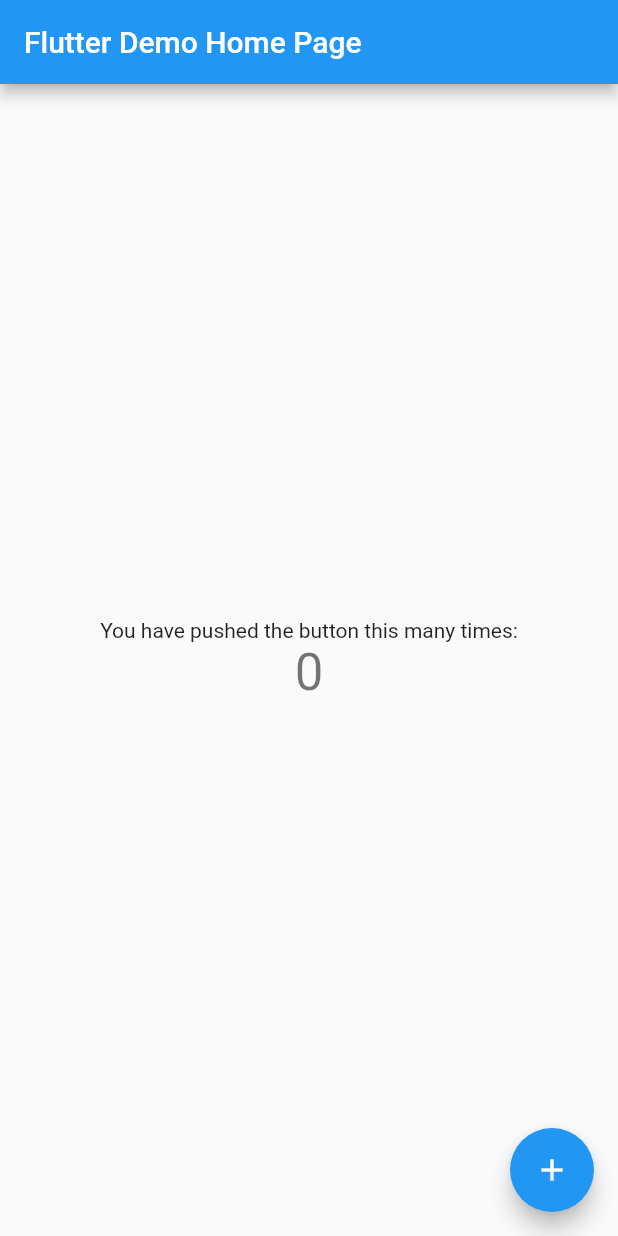
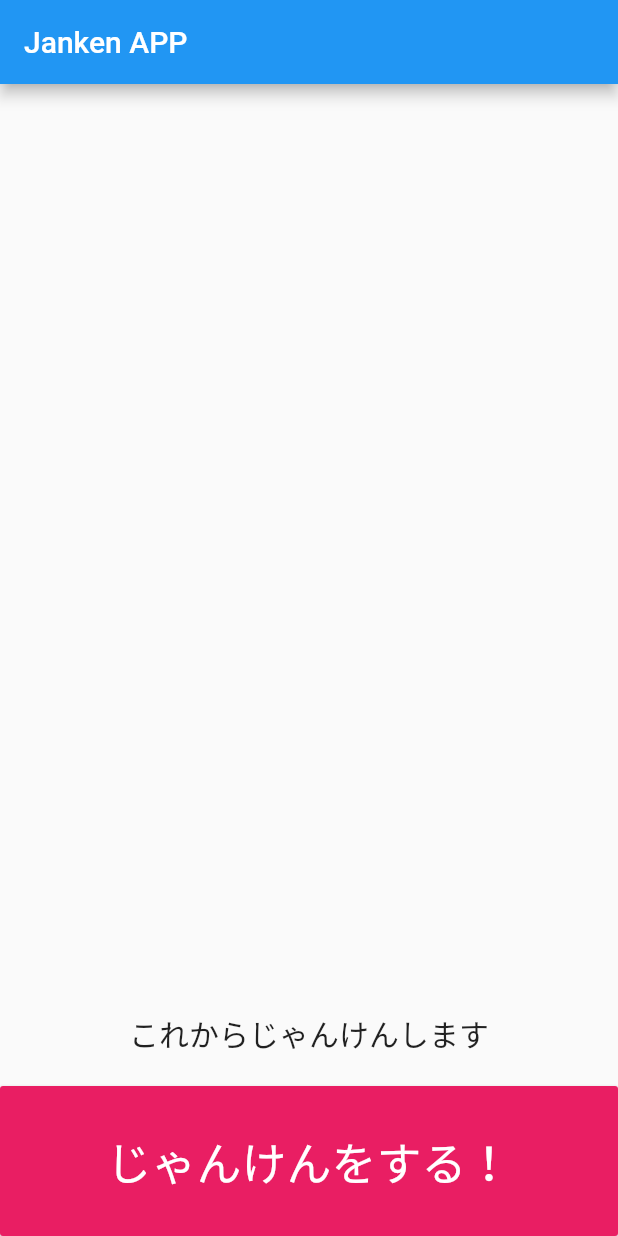
Before and after one commit to FromF/flutter_janken, a Flutter app: the screen it shows after launch, on a phone screen of 412 x 824 dp. Run offline on Flutter 3.47's test engine with Material 2 defaults, Android fonts, the phone set to English and light mode, and no system bars.

Commit message:
development janken application

```diff
--- a/flutter_janken/lib/main.dart
+++ b/flutter_janken/lib/main.dart
@@ -1,3 +1,4 @@
+import 'dart:math' as math;
 import 'package:flutter/material.dart';
 
 void main() {
@@ -9,7 +10,7 @@ class MyApp extends StatelessWidget {
   @override
   Widget build(BuildContext context) {
     return MaterialApp(
-      title: 'Flutter Demo',
+      title: 'Janken APP',
       theme: ThemeData(
         // This is the theme of your application.
         //
@@ -26,7 +27,7 @@ class MyApp extends StatelessWidget {
         // closer together (more dense) than on mobile platforms.
         visualDensity: VisualDensity.adaptivePlatformDensity,
       ),
-      home: MyHomePage(title: 'Flutter Demo Home Page'),
+      home: MyHomePage(title: 'Janken APP'),
     );
   }
 }
@@ -50,68 +51,107 @@ class MyHomePage extends StatefulWidget {
 }
 
 class _MyHomePageState extends State<MyHomePage> {
-  int _counter = 0;
-
-  void _incrementCounter() {
-    setState(() {
-      // This call to setState tells the Flutter framework that something has
-      // changed in this State, which causes it to rerun the build method below
-      // so that the display can reflect the updated values. If we changed
-      // _counter without calling setState(), then the build method would not be
-      // called again, and so nothing would appear to happen.
-      _counter++;
-    });
-  }
+  int answerNumber = 4;
+  String jankenText = 'これからじゃんけんします';
+  String jankenImage = '';
 
   @override
   Widget build(BuildContext context) {
-    // This method is rerun every time setState is called, for instance as done
-    // by the _incrementCounter method above.
-    //
-    // The Flutter framework has been optimized to make rerunning build methods
-    // fast, so that you can just rebuild anything that needs updating rather
-    // than having to individually change instances of widgets.
     return Scaffold(
       appBar: AppBar(
         // Here we take the value from the MyHomePage object that was created by
         // the App.build method, and use it to set our appbar title.
         title: Text(widget.title),
       ),
-      body: Center(
-        // Center is a layout widget. It takes a single child and positions it
-        // in the middle of the parent.
-        child: Column(
-          // Column is also a layout widget. It takes a list of children and
-          // arranges them vertically. By default, it sizes itself to fit its
-          // children horizontally, and tries to be as tall as its parent.
-          //
-          // Invoke "debug painting" (press "p" in the console, choose the
-          // "Toggle Debug Paint" action from the Flutter Inspector in Android
-          // Studio, or the "Toggle Debug Paint" command in Visual Studio Code)
-          // to see the wireframe for each widget.
-          //
-          // Column has various properties to control how it sizes itself and
-          // how it positions its children. Here we use mainAxisAlignment to
-          // center the children vertically; the main axis here is the vertical
-          // axis because Columns are vertical (the cross axis would be
-          // horizontal).
-          mainAxisAlignment: MainAxisAlignment.center,
+      body: SafeArea(
+        child:       Column(
+          mainAxisAlignment: MainAxisAlignment.start,
           children: <Widget>[
-            Text(
-              'You have pushed the button this many times:',
+            // スペースを追加
+            Spacer(),
+            Padding(
+              // 左右に余白を設定
+              padding: EdgeInsets.only(left: 50,right: 50,),
+              // 画像を表示
+              child: image(jankenImage),
             ),
-            Text(
-              '$_counter',
-              style: Theme.of(context).textTheme.headline4,
+            // スペースを追加
+            Spacer(),
+            Padding(
+              padding: EdgeInsets.all(20.0),
+              child: Text(
+                  jankenText,
+                  style: TextStyle(
+                    fontSize: 20,
+                  )
+              ),
             ),
+            SizedBox(
+              // 横幅いっぱいを指定
+              width: double.infinity,
+              // 高さ100
+              height: 100,
+              // [じゃんけんをする！]ボタン
+              child: RaisedButton(
+                // 背景をピンクに指定
+                color: Colors.pink,
+                onPressed: () {
+                  // 新しいじゃんけんの結果を一時的に格納する変数を設ける
+                  int newAnswerNumber = 0;
+                  // ランダムに結果を出すが、前回の結果と異なる場合のみ採用
+                  // do {} while は繰り返しを意味する
+                  do {
+                    // 0,1,2の数値をランダムに算出（乱数）
+                    newAnswerNumber = math.Random().nextInt(3);
+                    // 前回と同じ結果のときは、再度、ランダムに数値を出す
+                    // 異なる結果のときは、while を抜ける
+                  } while (answerNumber == newAnswerNumber);
+                  // 新しいじゃんけんの結果を格納
+                  answerNumber = newAnswerNumber;
+                  setState(() {
+                    if (answerNumber == 0) {
+                      // じゃんけんの数字が0だったら、グー画像を指定
+                      jankenImage = 'images/gu.png';
+                      jankenText = 'グー';
+                    } else if (answerNumber == 1) {
+                      // じゃんけんの数字が1だったら、チョキ画像を指定
+                      jankenImage = 'images/choki.png';
+                      jankenText = 'チョキ';
+                    } else if (answerNumber == 2) {
+                      // じゃんけんの数字が2だったら、パー画像を指定
+                      jankenImage = 'images/pa.png';
+                      jankenText = 'パー';
+                    }
+                  });
+                },
+                // Buttonに表示する文字を指定
+                child: Text(
+                    'じゃんけんをする！',
+                    style: TextStyle(
+                      // 文字サイズを指定
+                      fontSize: 30,
+                      // 文字色を白に指定
+                      color: Colors.white,
+                    )
+                ),
+              ),
+            )
           ],
         ),
       ),
-      floatingActionButton: FloatingActionButton(
-        onPressed: _incrementCounter,
-        tooltip: 'Increment',
-        child: Icon(Icons.add),
-      ), // This trailing comma makes auto-formatting nicer for build methods.
     );
   }
 }
+
+Widget image(String image) {
+  if (image.isEmpty) {
+    // 画像のファイル名がない場合には、Container()を返して何も表示しない
+    return Container();
+  } else {
+    // 指定された画像ファイル名を表示する
+    return Image.asset(
+      image,
+      fit: BoxFit.fitWidth,
+    );
+  }
+}
--- a/flutter_janken/pubspec.yaml
+++ b/flutter_janken/pubspec.yaml
@@ -55,6 +55,11 @@ flutter:
   # For details regarding adding assets from package dependencies, see
   # https://flutter.dev/assets-and-images/#from-packages
 
+  assets:
+    - images/choki.png
+    - images/gu.png
+    - images/pa.png
+
   # To add custom fonts to your application, add a fonts section here,
   # in this "flutter" section. Each entry in this list should have a
   # "family" key with the font family name, and a "fonts" key with a
```
Also changed, not shown: flutter_janken/images/choki.png (added), flutter_janken/images/gu.png (added), flutter_janken/images/pa.png (added).
